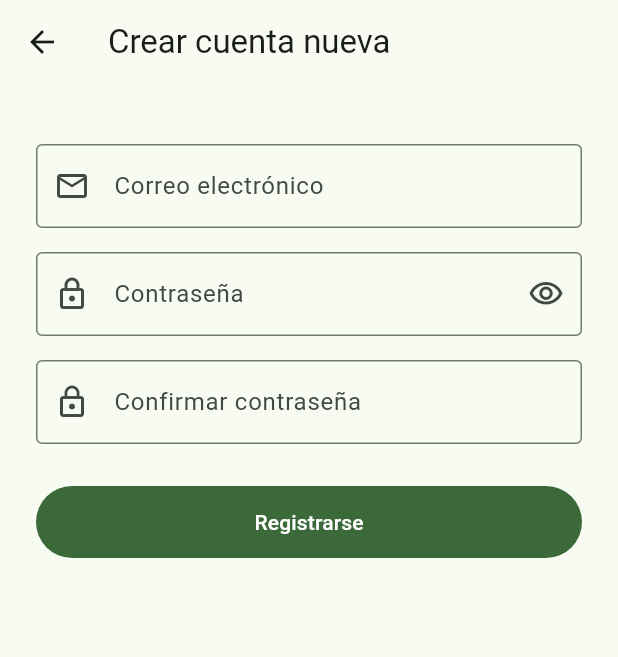
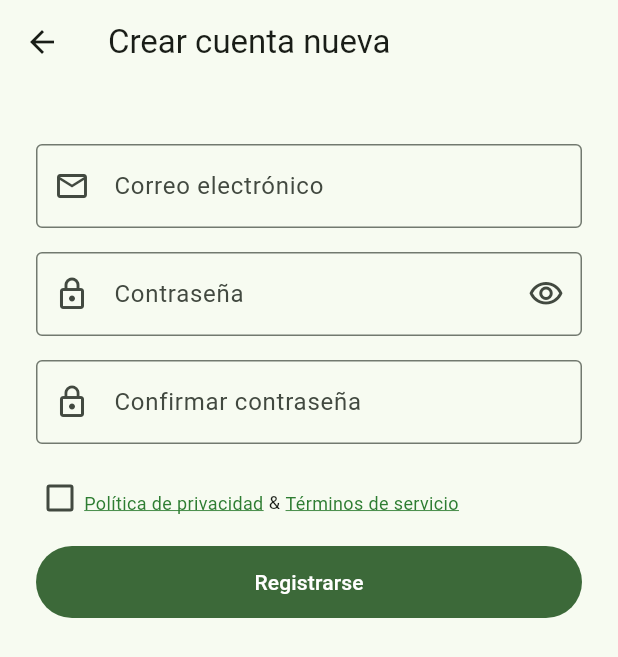
Before and after one commit to ffwyhsfz64-maker/RentaVoz, a Flutter app: the RegisterScreen screen opened directly, on a phone screen of 412 x 824 dp. Shown: the top 657 px of the screen. Run offline on Flutter 3.47's test engine with Material 3 defaults, Android fonts, the phone set to English and light mode, and no system bars; our stand-ins replace cached_network_image, cloud_firestore, file_picker, firebase_auth, firebase_core, firebase_storage and 8 more; accounts and stored records are empty.

Commit message:
feat: 개인정보처리방침 & 이용약관 화면 추가
- LegalScreen: 개인정보처리방침·이용약관 공용 화면 (스페인어 본문)
- SettingsScreen: 법적 고지 섹션 추가 (두 문서 링크)
- RegisterScreen: 동의 체크박스 추가, 미동의 시 가입 차단
- 5개 언어 ARB 문자열 추가

Co-Authored-By: Claude Sonnet 4.6 <noreply@anthropic.com>

```diff
--- a/lib/l10n/app_es.arb
+++ b/lib/l10n/app_es.arb
@@ -233,5 +233,20 @@
   "shareReviewSubject": "Reseña en RentaVoz",
   "shareAppPromo": "Descarga RentaVoz y consulta reseñas honestas de arrendamientos en México.",
   "shareRent": "Renta",
-  "sharePeriod": "Período"
+  "sharePeriod": "Período",
+  "privacyPolicy": "Política de privacidad",
+  "termsOfService": "Términos de servicio",
+  "legalSection": "Legal",
+  "registerTermsConsent": "He leído y acepto la {privacy} y los {terms}.",
+  "@registerTermsConsent": {
+    "placeholders": {
+      "privacy": {
+        "type": "String"
+      },
+      "terms": {
+        "type": "String"
+      }
+    }
+  },
+  "registerTermsRequired": "Debes aceptar los términos para continuar."
 }
--- a/lib/l10n/app_localizations.dart
+++ b/lib/l10n/app_localizations.dart
@@ -1170,6 +1170,36 @@ abstract class S {
   /// In es, this message translates to:
   /// **'Período'**
   String get sharePeriod;
+
+  /// No description provided for @privacyPolicy.
+  ///
+  /// In es, this message translates to:
+  /// **'Política de privacidad'**
+  String get privacyPolicy;
+
+  /// No description provided for @termsOfService.
+  ///
+  /// In es, this message translates to:
+  /// **'Términos de servicio'**
+  String get termsOfService;
+
+  /// No description provided for @legalSection.
+  ///
+  /// In es, this message translates to:
+  /// **'Legal'**
+  String get legalSection;
+
+  /// No description provided for @registerTermsConsent.
+  ///
+  /// In es, this message translates to:
+  /// **'He leído y acepto la {privacy} y los {terms}.'**
+  String registerTermsConsent(String privacy, String terms);
+
+  /// No description provided for @registerTermsRequired.
+  ///
+  /// In es, this message translates to:
+  /// **'Debes aceptar los términos para continuar.'**
+  String get registerTermsRequired;
 }
 
 class _SDelegate extends LocalizationsDelegate<S> {
--- a/lib/l10n/app_localizations_es.dart
+++ b/lib/l10n/app_localizations_es.dart
@@ -573,4 +573,22 @@ class SEs extends S {
 
   @override
   String get sharePeriod => 'Período';
+
+  @override
+  String get privacyPolicy => 'Política de privacidad';
+
+  @override
+  String get termsOfService => 'Términos de servicio';
+
+  @override
+  String get legalSection => 'Legal';
+
+  @override
+  String registerTermsConsent(String privacy, String terms) {
+    return 'He leído y acepto la $privacy y los $terms.';
+  }
+
+  @override
+  String get registerTermsRequired =>
+      'Debes aceptar los términos para continuar.';
 }
--- a/lib/screens/auth/register_screen.dart
+++ b/lib/screens/auth/register_screen.dart
@@ -2,6 +2,7 @@ import 'package:firebase_auth/firebase_auth.dart';
 import 'package:flutter/material.dart';
 import '../../l10n/app_localizations.dart';
 import '../../services/auth_service.dart';
+import '../legal_screen.dart';
 import '../verify_email_screen.dart';
 
 class RegisterScreen extends StatefulWidget {
@@ -18,6 +19,7 @@ class _RegisterScreenState extends State<RegisterScreen> {
   final _pass2Ctrl = TextEditingController();
   bool _loading = false;
   bool _obscure = true;
+  bool _agreed = false;
 
   @override
   void dispose() {
@@ -29,6 +31,12 @@ class _RegisterScreenState extends State<RegisterScreen> {
 
   Future<void> _register() async {
     if (!_formKey.currentState!.validate()) return;
+    if (!_agreed) {
+      ScaffoldMessenger.of(context).showSnackBar(
+        SnackBar(content: Text(S.of(context)!.registerTermsRequired)),
+      );
+      return;
+    }
     setState(() => _loading = true);
     try {
       await AuthService.registerWithEmail(_emailCtrl.text.trim(), _passCtrl.text);
@@ -51,12 +59,59 @@ class _RegisterScreenState extends State<RegisterScreen> {
     }
   }
 
+  void _openLegal(LegalType type) => Navigator.push(
+        context,
+        MaterialPageRoute(builder: (_) => LegalScreen(type: type)),
+      );
+
   String _authError(String code, S s) => switch (code) {
         'email-already-in-use' => s.authErrEmailInUse,
         'invalid-email' => s.authErrInvalidEmail,
         'weak-password' => s.authErrWeakPw,
         _ => s.authErrRegDefault,
       };
+
+  Widget _TermsCheckbox({required bool agreed, required ValueChanged<bool?> onChanged}) {
+    final s = S.of(context)!;
+    final color = const Color(0xFF2E7D32);
+    final linkStyle = TextStyle(
+      color: color,
+      decoration: TextDecoration.underline,
+      decorationColor: color,
+      fontSize: 12,
+    );
+    return Row(
+      crossAxisAlignment: CrossAxisAlignment.start,
+      children: [
+        Checkbox(
+          value: agreed,
+          onChanged: onChanged,
+          activeColor: color,
+          materialTapTargetSize: MaterialTapTargetSize.shrinkWrap,
+          visualDensity: VisualDensity.compact,
+        ),
+        Expanded(
+          child: Padding(
+            padding: const EdgeInsets.only(top: 11),
+            child: Wrap(
+              crossAxisAlignment: WrapCrossAlignment.center,
+              children: [
+                GestureDetector(
+                  onTap: () => _openLegal(LegalType.privacy),
+                  child: Text(s.privacyPolicy, style: linkStyle),
+                ),
+                Text(' & ', style: Theme.of(context).textTheme.bodySmall),
+                GestureDetector(
+                  onTap: () => _openLegal(LegalType.terms),
+                  child: Text(s.termsOfService, style: linkStyle),
+                ),
+              ],
+            ),
+          ),
+        ),
+      ],
+    );
+  }
 
   @override
   Widget build(BuildContext context) {
@@ -116,7 +171,12 @@ class _RegisterScreenState extends State<RegisterScreen> {
                   validator: (v) =>
                       v != _passCtrl.text ? s.passwordMismatch : null,
                 ),
-                const SizedBox(height: 28),
+                const SizedBox(height: 20),
+                _TermsCheckbox(
+                  agreed: _agreed,
+                  onChanged: (v) => setState(() => _agreed = v ?? false),
+                ),
+                const SizedBox(height: 16),
                 FilledButton(
                   onPressed: _loading ? null : _register,
                   child: Padding(
```
Also changed, not shown: lib/l10n/app_en.arb (+16 -1 lines), lib/l10n/app_ja.arb (+16 -1 lines), lib/l10n/app_ko.arb (+16 -1 lines), lib/l10n/app_localizations_en.dart (+17 -0 lines), lib/l10n/app_localizations_ja.dart (+17 -0 lines), lib/l10n/app_localizations_ko.dart (+17 -0 lines), lib/l10n/app_localizations_zh.dart (+17 -0 lines), lib/l10n/app_zh.arb (+16 -1 lines), lib/screens/legal_screen.dart (added, +166 -0 lines), lib/screens/settings_screen.dart (+32 -0 lines).
